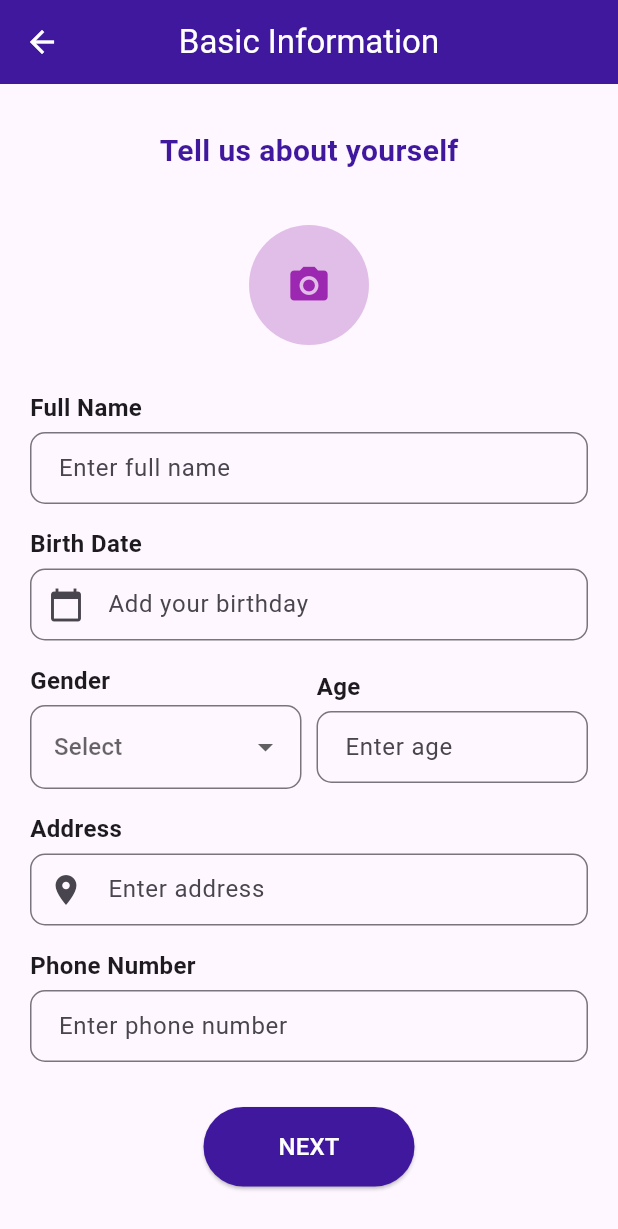
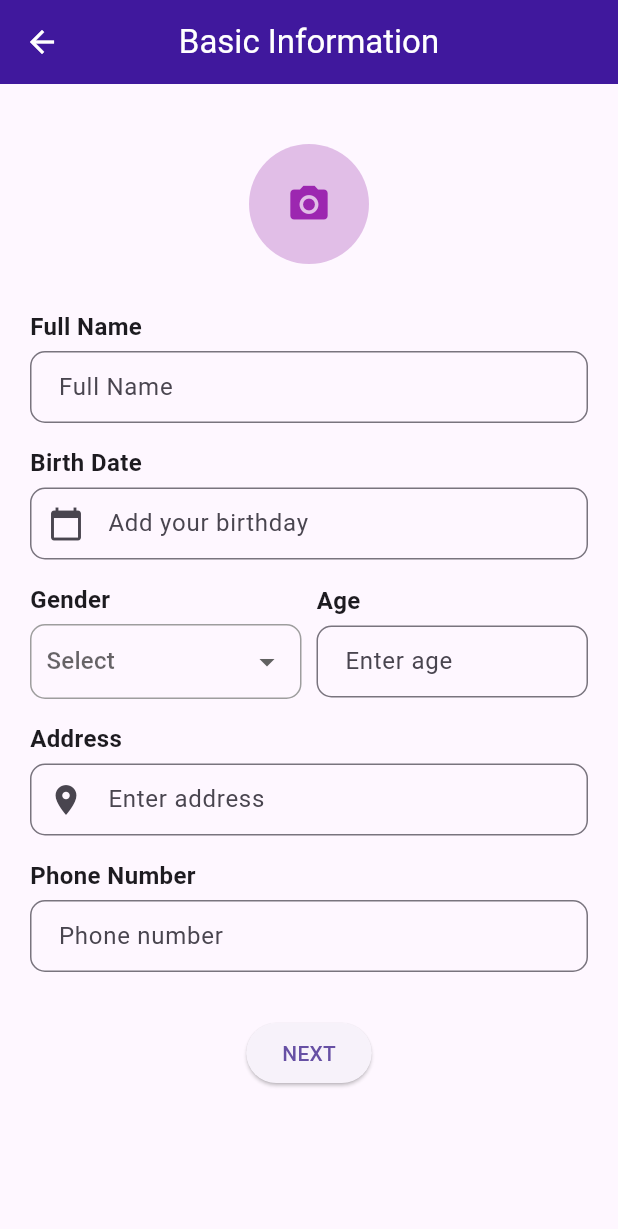
Before and after one commit to Nezha-Amine/L-BriCool, a Flutter app: the BasicInfoStudentPage screen opened directly, on a phone screen of 412 x 824 dp. Shown: the top 1229 px of the screen. Run offline on Flutter 3.47's test engine with Material 3 defaults, Android fonts, the phone set to English and light mode, and no system bars; our stand-ins replace flutter_datetime_picker_plus, font_awesome_flutter, google_fonts, smooth_page_indicator.

Commit message:
Add files via upload

```diff
--- a/lib/student_form/basic_info_student.dart
+++ b/lib/student_form/basic_info_student.dart
@@ -3,15 +3,13 @@ import 'package:flutter/material.dart';
 // import 'package:image_picker/image_picker.dart';
 import 'package:flutter_datetime_picker_plus/flutter_datetime_picker_plus.dart'
     as dtp;
-import 'package:google_fonts/google_fonts.dart';
-import 'academic_info_student.dart';
+import 'package:lbrikol/student_form/academic_info.dart';
 
-// Quick note: The image_picker package doesn't work for me for
+// Note: The image_picker package doesn't work for me for
 // reasons idk about them
 // don't forget to execute in your terminal: flutter pub get image_picker
-// and try to uncomment lines 3, 24, 34-42 and 131
+// and try to uncomment lines 3, 21, 23-31 and 69
 
-// Page for collecting basic information from students.
 class BasicInfoStudentPage extends StatefulWidget {
   const BasicInfoStudentPage({super.key});
 
@@ -21,19 +19,11 @@ class BasicInfoStudentPage extends StatefulWidget {
 
 class _BasicInfoStudentPageState extends State<BasicInfoStudentPage> {
   File? _image;
-  // final ImagePicker _picker = ImagePicker();
+  // final picker = ImagePicker();
+  final TextEditingController _dateController = TextEditingController();
 
-  final TextEditingController _fullNameController = TextEditingController();
-  final TextEditingController _dateController = TextEditingController();
-  final TextEditingController _ageController = TextEditingController();
-  final TextEditingController _addressController = TextEditingController();
-  final TextEditingController _phoneController = TextEditingController();
-
-  String? _selectedGender;
-
-  // Function to pick an image from the gallery.
   // Future<void> _pickImage() async {
-  //   final pickedFile = await _picker.pickImage(source: ImageSource.gallery);
+  //   final pickedFile = await picker.pickImage(source: ImageSource.gallery);
   //   if (pickedFile != null) {
   //     setState(() {
   //       _image = File(pickedFile.path);
@@ -41,7 +31,6 @@ class _BasicInfoStudentPageState extends State<BasicInfoStudentPage> {
   //   }
   // }
 
-  // Function to pick a birth date using a date picker.
   void _pickDate() {
     dtp.DatePicker.showDatePicker(
       context,
@@ -58,47 +47,12 @@ class _BasicInfoStudentPageState extends State<BasicInfoStudentPage> {
     );
   }
 
-  // Validates input fields before proceeding to the next page.
-  // fields should not be empty
-  void _validateAndProceed() {
-    if (_fullNameController.text.isEmpty ||
-        _dateController.text.isEmpty ||
-        _selectedGender == null ||
-        _ageController.text.isEmpty ||
-        _addressController.text.isEmpty ||
-        _phoneController.text.isEmpty) {
-      ScaffoldMessenger.of(context).showSnackBar(
-        const SnackBar(
-          content: Text("Please fill in all the fields"),
-          backgroundColor: Colors.red,
-        ),
-      );
-    } else {
-      Navigator.push(
-        context,
-        MaterialPageRoute(
-            builder: (context) => const AcademicInformationScreen()),
-      );
-    }
-  }
-
-  @override
-  void dispose() {
-    _fullNameController.dispose();
-    _dateController.dispose();
-    _ageController.dispose();
-    _addressController.dispose();
-    _phoneController.dispose();
-    super.dispose();
-  }
-
   @override
   Widget build(BuildContext context) {
     return Scaffold(
       appBar: AppBar(
         backgroundColor: const Color(0xFF40189D),
-        title: const Text("Basic Information",
-            style: TextStyle(color: Colors.white)),
+        title: const Text("Basic Information", style: TextStyle(color: Colors.white)),
         centerTitle: true,
         leading: IconButton(
           icon: const Icon(Icons.arrow_back, color: Colors.white),
@@ -110,22 +64,7 @@ class _BasicInfoStudentPageState extends State<BasicInfoStudentPage> {
         child: Column(
           crossAxisAlignment: CrossAxisAlignment.start,
           children: [
-            const SizedBox(height: 10),
-            Center(
-              child: Text(
-                'Tell us about yourself',
-                style: GoogleFonts.rockSalt(
-                  textStyle: const TextStyle(
-                    fontSize: 20,
-                    color: Color(0xFF40189D),
-                    fontWeight: FontWeight.w600,
-                  ),
-                ),
-              ),
-            ),
-            const SizedBox(height: 35),
-
-            // Profile Picture Upload Section
+            SizedBox(height: 20),
             Center(
               child: GestureDetector(
                 // onTap: _pickImage,
@@ -133,142 +72,120 @@ class _BasicInfoStudentPageState extends State<BasicInfoStudentPage> {
                   radius: 40,
                   backgroundColor: Colors.purple[100],
                   child: _image == null
-                      ? const Icon(Icons.camera_alt,
-                          color: Colors.purple, size: 30)
+                      ? Icon(Icons.camera_alt, color: Colors.purple, size: 30)
                       : ClipOval(
                           child: Image.file(_image!,
                               fit: BoxFit.cover, width: 80, height: 80)),
                 ),
               ),
             ),
-            const SizedBox(height: 30),
-
-            _buildTextField("Full Name", "Enter full name",
-                controller: _fullNameController),
-            const SizedBox(height: 15),
-
+            SizedBox(height: 30),
+            _buildTextField("Full Name", "Full Name"),
+            SizedBox(height: 15),
             _buildDateField("Birth Date", _dateController, _pickDate),
-            const SizedBox(height: 15),
-
-            /// Gender and Age Fields
+            SizedBox(height: 15),
             Row(
               children: [
                 Expanded(
-                    child: _buildDropdownField("Gender", ["Male", "Female"],
-                        (value) {
-                  setState(() {
-                    _selectedGender = value;
-                  });
-                })),
-                const SizedBox(width: 10),
+                    child: _buildDropdownField("Gender", ["Male", "Female"])),
+                SizedBox(width: 10),
                 Expanded(
-                    child: _buildTextField("Age", "Enter age",
-                        controller: _ageController, isNumber: true)),
+                    child: _buildTextField("Age", "Enter age", isNumber: true)),
               ],
             ),
-            const SizedBox(height: 15),
-
+            SizedBox(height: 15),
             _buildTextField("Address", "Enter address",
-                controller: _addressController, icon: Icons.location_on),
-            const SizedBox(height: 15),
-
-            _buildTextField("Phone Number", "Enter phone number",
-                controller: _phoneController, isNumber: true),
-            const SizedBox(height: 30),
-
-            /// Next Button
+                icon: Icons.location_on),
+            SizedBox(height: 15),
+            _buildTextField("Phone Number", "Phone number", isNumber: true),
+            SizedBox(height: 30),
             Center(
-              child: ElevatedButton(
-                style: ElevatedButton.styleFrom(
-                  backgroundColor: const Color(0xFF40189D),
-                  padding:
-                      const EdgeInsets.symmetric(horizontal: 50, vertical: 15),
-                  shape: RoundedRectangleBorder(
-                      borderRadius: BorderRadius.circular(30)),
+              child:
+              ElevatedButton(
+                onPressed: () {
+                  Navigator.push(
+                    context,
+                    MaterialPageRoute(
+                      builder: (context) => const AcademicInformationScreen(),  // Correct target
                     ),
-                onPressed: _validateAndProceed,
-                child: const Text(
-                  "NEXT",
-                  style: TextStyle(color: Colors.white, fontSize: 16),
-                ),
+                  );
+                },
+                child: const Text("NEXT"),
                 ),
               ),
             ],
+
         ),
       ),
     );
   }
 
-  // Builds a text field with optional number input and an icon.
   Widget _buildTextField(String label, String hint,
-      {bool isNumber = false,
-      IconData? icon,
-      TextEditingController? controller}) {
+      {bool isNumber = false, IconData? icon}) {
     return Column(
       crossAxisAlignment: CrossAxisAlignment.start,
       children: [
         Text(label,
-            style: const TextStyle(fontSize: 16, fontWeight: FontWeight.bold)),
-        const SizedBox(height: 5),
+            style: TextStyle(fontSize: 16, fontWeight: FontWeight.bold)),
+        SizedBox(height: 5),
         TextField(
-          controller: controller,
           keyboardType: isNumber ? TextInputType.number : TextInputType.text,
           decoration: InputDecoration(
             hintText: hint,
             prefixIcon: icon != null ? Icon(icon) : null,
             border: OutlineInputBorder(borderRadius: BorderRadius.circular(10)),
-            contentPadding: const EdgeInsets.symmetric(horizontal: 15),
+            contentPadding: EdgeInsets.symmetric(horizontal: 15),
           ),
         ),
       ],
     );
   }
 
-  /// Builds a date picker field.
   Widget _buildDateField(
       String label, TextEditingController controller, VoidCallback onTap) {
     return Column(
       crossAxisAlignment: CrossAxisAlignment.start,
       children: [
         Text(label,
-            style: const TextStyle(fontSize: 16, fontWeight: FontWeight.bold)),
-        const SizedBox(height: 5),
+            style: TextStyle(fontSize: 16, fontWeight: FontWeight.bold)),
+        SizedBox(height: 5),
         TextField(
           controller: controller,
           readOnly: true,
           onTap: onTap,
           decoration: InputDecoration(
             hintText: "Add your birthday",
-            prefixIcon: const Icon(Icons.calendar_today),
+            prefixIcon: Icon(Icons.calendar_today),
             border: OutlineInputBorder(borderRadius: BorderRadius.circular(10)),
-            contentPadding: const EdgeInsets.symmetric(horizontal: 15),
+            contentPadding: EdgeInsets.symmetric(horizontal: 15),
           ),
         ),
       ],
     );
   }
 
-  /// Builds a dropdown field.
-  Widget _buildDropdownField(
-      String label, List<String> items, Function(String?) onChanged) {
+  Widget _buildDropdownField(String label, List<String> items) {
     return Column(
       crossAxisAlignment: CrossAxisAlignment.start,
       children: [
         Text(label,
-            style: const TextStyle(fontSize: 16, fontWeight: FontWeight.bold)),
-        const SizedBox(height: 5),
-        DropdownButtonFormField<String>(
-          decoration: InputDecoration(
-            border: OutlineInputBorder(
+            style: TextStyle(fontSize: 16, fontWeight: FontWeight.bold)),
+        SizedBox(height: 5),
+        Container(
+          padding: EdgeInsets.symmetric(horizontal: 10),
+          decoration: BoxDecoration(
+            border: Border.all(color: Colors.grey),
             borderRadius: BorderRadius.circular(10),
           ),
-          ),
-          value: _selectedGender,
-          hint: const Text("Select"),
+          child: DropdownButton<String>(
+            isExpanded: true,
+            underline: SizedBox(),
+            hint: Text("Select"),
             items: items
                 .map((item) => DropdownMenuItem(value: item, child: Text(item)))
                 .toList(),
-          onChanged: onChanged,
+            onChanged: (value) {},
+          ),
         ),
       ],
     );
```
Also changed, not shown: lib/student_form/academic_info.dart (added, +91 -0 lines), lib/student_form/skills_services.dart (added, +155 -0 lines). Lines whose indentation alone changed are shown as unchanged.
